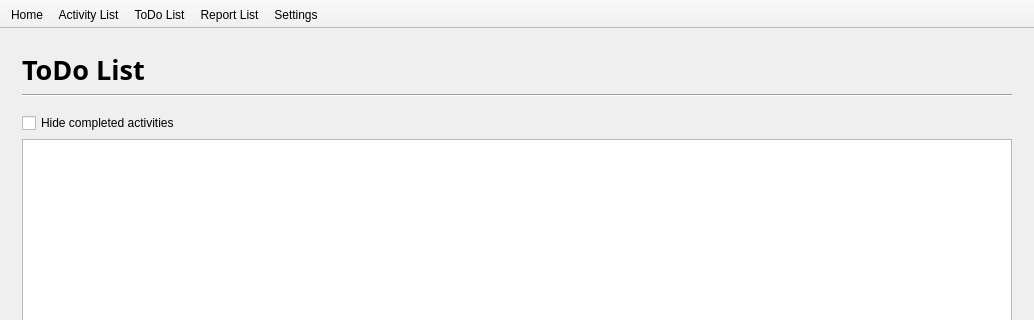
The window that src/mainwindow.ui (oktal/Pomodorush) describes before a commit, drawn with Qt 5; both pictures show x 0 to 1034 and y 0 to 320 of the 1034 by 753 pixel window.
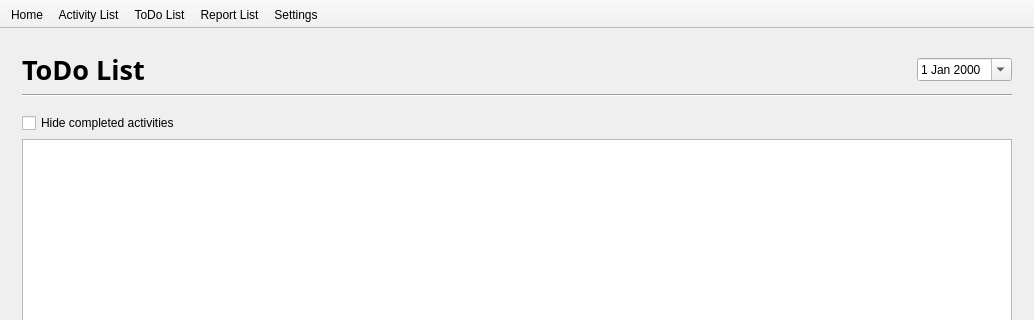
The same window after the commit. The open tabs and pages were chosen to show the change. Icons and pictures are not drawn.

Commit message: Todo current date can now be changed

Patch:
```diff
--- a/src/mainwindow.ui
+++ b/src/mainwindow.ui
@@ -341,6 +341,8 @@
       <widget class="QWidget" name="todoPage">
        <layout class="QVBoxLayout" name="verticalLayout_3">
         <item>
+         <layout class="QHBoxLayout" name="horizontalLayout_8">
+          <item>
          <widget class="QLabel" name="label_2">
           <property name="font">
            <font>
@@ -354,6 +356,28 @@
            <string>ToDo List</string>
           </property>
          </widget>
+          </item>
+          <item>
+           <spacer name="horizontalSpacer_8">
+            <property name="orientation">
+             <enum>Qt::Horizontal</enum>
+            </property>
+            <property name="sizeHint" stdset="0">
+             <size>
+              <width>768</width>
+              <height>20</height>
+             </size>
+            </property>
+           </spacer>
+          </item>
+          <item>
+           <widget class="QDateEdit" name="todoDateEdit">
+            <property name="calendarPopup">
+             <bool>true</bool>
+            </property>
+           </widget>
+          </item>
+         </layout>
         </item>
         <item>
          <widget class="Line" name="line_2">
```
Left out of the diff: 2 changed lines with no effect on the pictures. Lines whose indentation alone changed are shown as unchanged. The commit also changes 3 other files.
